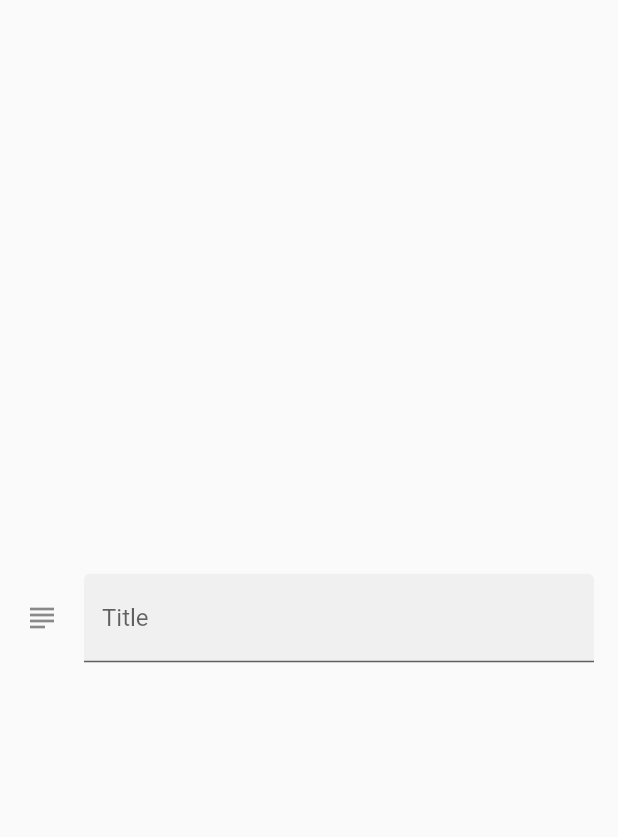
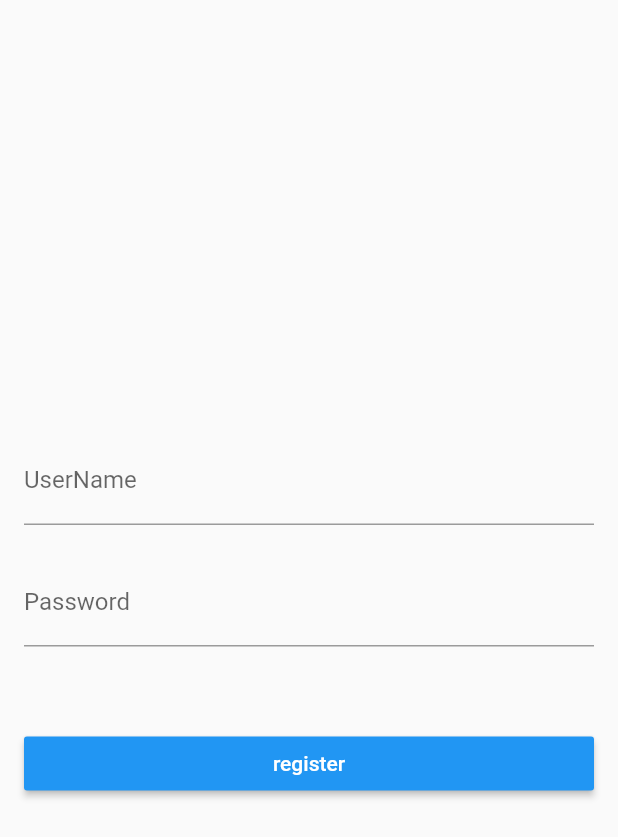
Before and after one commit to longfeiyu127/flutter_demo, a Flutter app: the FormDemo screen opened by its route, on a phone screen of 412 x 824 dp. Shown: the top 837 px of the screen. Run offline on Flutter 3.47's test engine with Material 2 defaults, Android fonts, the phone set to English and light mode, and no system bars.

Commit message:
form demo

```diff
--- a/lib/demo/form_demo.dart
+++ b/lib/demo/form_demo.dart
@@ -13,7 +13,7 @@ class FormDemo extends StatelessWidget {
           child: Column(
             mainAxisAlignment: MainAxisAlignment.center,
             children: <Widget>[
-              TextFieldDemo()
+              RegisterForm()
             ],
           ),
         )
@@ -21,6 +21,94 @@ class FormDemo extends StatelessWidget {
     );
   }
 }
+
+class RegisterForm extends StatefulWidget {
+  @override
+  _RegisterFormState createState() => new _RegisterFormState();
+}
+
+class _RegisterFormState extends State<RegisterForm> {
+  final registerFormKey = GlobalKey<FormState>();
+  String userName, password;
+  bool autovalidate = false;
+
+  void submitRegisterForm () {
+    if (registerFormKey.currentState.validate()) {
+      registerFormKey.currentState.save();
+      registerFormKey.currentState.validate();
+
+      debugPrint('username: $userName');
+      debugPrint('password: $password');
+
+      Scaffold.of(context).showSnackBar(
+        SnackBar(content: Text('Registering...'))
+      );
+    } else {
+      setState(() {
+        autovalidate = true;
+      });
+    }
+  }
+
+  String validateUserName(value) {
+    if (value.isEmpty) {
+      return 'username is required';
+    }
+    return null;
+  }
+
+  String validatePassWord(value) {
+    if (value.isEmpty) {
+      return 'passWord is required';
+    }
+
+    return null;
+  }
+
+  @override
+  Widget build(BuildContext context) {
+    return Form(
+      key: registerFormKey,
+      child: Column(
+        children: <Widget>[
+          TextFormField(
+            decoration: InputDecoration(
+              labelText: 'UserName',
+              helperText: '',
+            ),
+            onSaved: (value) {
+              userName = value;
+            },
+            validator: validateUserName,
+            autovalidate: autovalidate,
+          ),
+          TextFormField(
+            obscureText: true,
+            decoration: InputDecoration(
+              labelText: 'Password',
+              helperText: '',
+            ),
+            onSaved: (value) {
+              password = value;
+            },
+            validator: validatePassWord,
+            autovalidate: autovalidate,
+          ),
+          SizedBox(height: 32.0,),
+          Container(
+            width: double.infinity,
+            child: RaisedButton(
+              color: Theme.of(context).accentColor,
+              child: Text('register', style: TextStyle(color: Colors.white),),
+              onPressed: submitRegisterForm,
+            ),
+          )
+        ],
+      ),
+    );
+  }
+}
+
 
 class TextFieldDemo extends StatefulWidget {
   @override
--- a/lib/main.dart
+++ b/lib/main.dart
@@ -19,8 +19,9 @@ class MyApp extends StatelessWidget {
     return MaterialApp(
       debugShowCheckedModeBanner: false,
 //      home: NavigatorDemo(),
-      initialRoute: '/form',
+      initialRoute: '/home',
       routes: {
+        '/home': (context) => NavigatorDemo(),
         '/form': (context) => FormDemo(),
         '/': (context) => Home(),
         '/about': (context) => Page(title: 'About',),
```
Also changed, not shown: lib/demo/navigator_demo.dart (+9 -1 lines).
